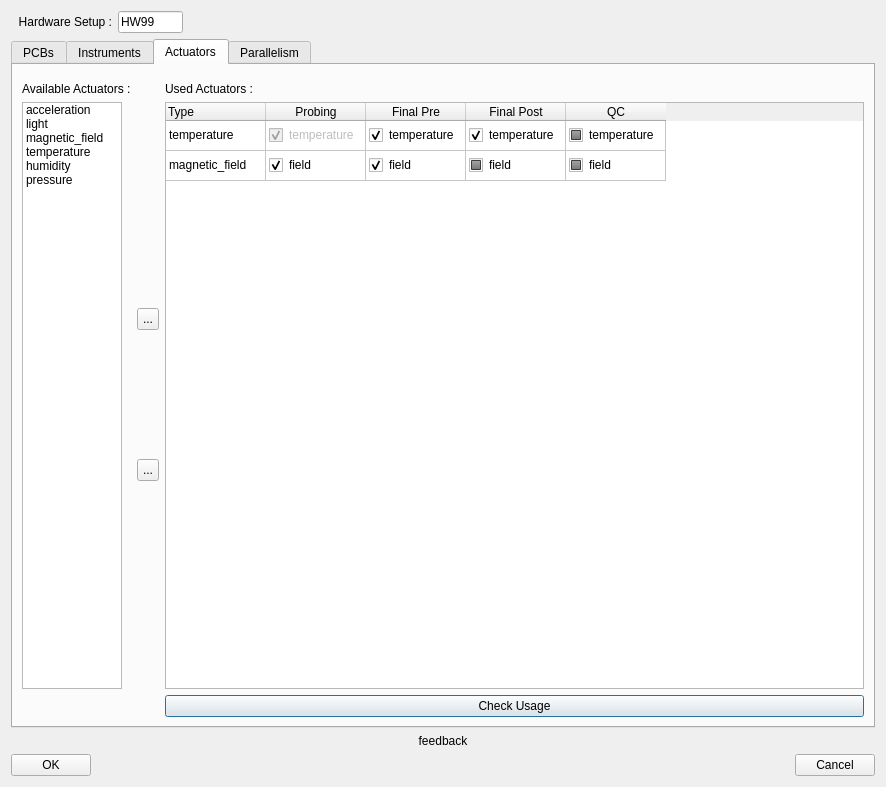
Before: the Qt Designer form src/ATE/org/actions_on/hardwaresetup/HardwareWizard.ui in goanpeca/ATE.org, drawn with Qt 5.
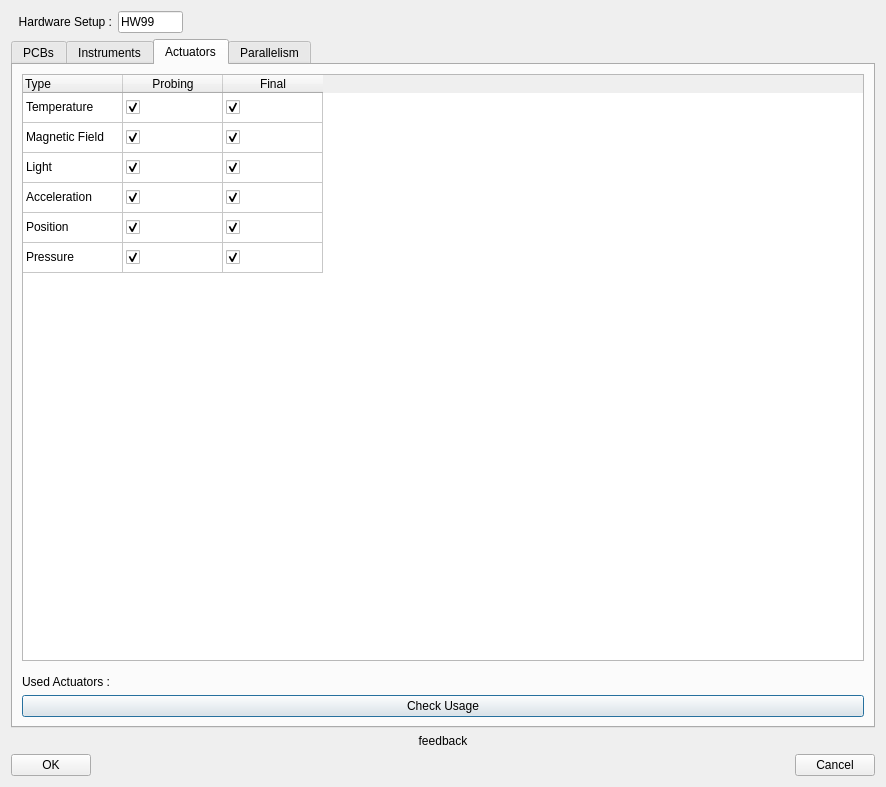
After: the same form once the commit is applied. The open tabs and pages were chosen to show the change.

Patch:
```diff
--- a/src/ATE/org/actions_on/hardwaresetup/HardwareWizard.ui
+++ b/src/ATE/org/actions_on/hardwaresetup/HardwareWizard.ui
@@ -1580,315 +1580,22 @@
         <layout class="QGridLayout" name="gridLayout_6">
          <item row="0" column="0">
           <layout class="QHBoxLayout" name="horizontalLayout_4">
-           <item>
-            <layout class="QVBoxLayout" name="availableActuatorsLayout">
-             <item>
-              <widget class="QLabel" name="availableEquipmentLabel">
-               <property name="sizePolicy">
-                <sizepolicy hsizetype="Fixed" vsizetype="Fixed">
-                 <horstretch>0</horstretch>
-                 <verstretch>0</verstretch>
-                </sizepolicy>
-               </property>
-               <property name="minimumSize">
-                <size>
-                 <width>0</width>
-                 <height>22</height>
-                </size>
-               </property>
-               <property name="maximumSize">
-                <size>
-                 <width>16777215</width>
-                 <height>22</height>
-                </size>
-               </property>
-               <property name="text">
-                <string>Available Actuators :</string>
-               </property>
-               <property name="alignment">
-                <set>Qt::AlignBottom|Qt::AlignLeading|Qt::AlignLeft</set>
-               </property>
-              </widget>
-             </item>
-             <item>
-              <widget class="QListWidget" name="availableActuators">
-               <property name="sizePolicy">
-                <sizepolicy hsizetype="Fixed" vsizetype="Expanding">
-                 <horstretch>0</horstretch>
-                 <verstretch>0</verstretch>
-                </sizepolicy>
-               </property>
-               <property name="minimumSize">
-                <size>
-                 <width>100</width>
-                 <height>85</height>
-                </size>
-               </property>
-               <property name="maximumSize">
-                <size>
-                 <width>100</width>
-                 <height>16777215</height>
-                </size>
-               </property>
-               <property name="editTriggers">
-                <set>QAbstractItemView::SelectedClicked</set>
-               </property>
-               <property name="showDropIndicator" stdset="0">
-                <bool>false</bool>
-               </property>
-               <property name="selectionMode">
-                <enum>QAbstractItemView::ExtendedSelection</enum>
-               </property>
-               <item>
-                <property name="text">
-                 <string>acceleration</string>
-                </property>
-               </item>
-               <item>
-                <property name="text">
-                 <string>light</string>
-                </property>
-               </item>
-               <item>
-                <property name="text">
-                 <string>magnetic_field</string>
-                </property>
-               </item>
-               <item>
-                <property name="text">
-                 <string>temperature</string>
-                </property>
-               </item>
-               <item>
-                <property name="text">
-                 <string>humidity</string>
-                </property>
-               </item>
-               <item>
-                <property name="text">
-                 <string>pressure</string>
-                </property>
-               </item>
-              </widget>
-             </item>
-             <item>
-              <widget class="QLabel" name="label_22">
-               <property name="sizePolicy">
-                <sizepolicy hsizetype="Fixed" vsizetype="Fixed">
-                 <horstretch>0</horstretch>
-                 <verstretch>0</verstretch>
-                </sizepolicy>
-               </property>
-               <property name="minimumSize">
-                <size>
-                 <width>100</width>
-                 <height>22</height>
-                </size>
-               </property>
-               <property name="maximumSize">
-                <size>
-                 <width>100</width>
-                 <height>22</height>
-                </size>
-               </property>
-               <property name="text">
-                <string/>
-               </property>
-              </widget>
-             </item>
-            </layout>
-           </item>
-           <item>
-            <layout class="QVBoxLayout" name="actuatorButtonsLayout">
-             <item>
-              <widget class="QLabel" name="label_13">
-               <property name="sizePolicy">
-                <sizepolicy hsizetype="Fixed" vsizetype="Fixed">
-                 <horstretch>0</horstretch>
-                 <verstretch>0</verstretch>
-                </sizepolicy>
-               </property>
-               <property name="minimumSize">
-                <size>
-                 <width>22</width>
-                 <height>22</height>
-                </size>
-               </property>
-               <property name="maximumSize">
-                <size>
-                 <width>22</width>
-                 <height>22</height>
-                </size>
-               </property>
-               <property name="text">
-                <string/>
-               </property>
-              </widget>
-             </item>
-             <item>
-              <spacer name="verticalSpacer_13">
-               <property name="orientation">
-                <enum>Qt::Vertical</enum>
-               </property>
-               <property name="sizeType">
-                <enum>QSizePolicy::Minimum</enum>
-               </property>
-               <property name="sizeHint" stdset="0">
-                <size>
-                 <width>20</width>
-                 <height>40</height>
-                </size>
-               </property>
-              </spacer>
-             </item>
-             <item>
-              <widget class="QToolButton" name="addActuator">
-               <property name="minimumSize">
-                <size>
-                 <width>22</width>
-                 <height>22</height>
-                </size>
-               </property>
-               <property name="maximumSize">
-                <size>
-                 <width>22</width>
-                 <height>22</height>
-                </size>
-               </property>
-               <property name="text">
-                <string>...</string>
-               </property>
-               <property name="checkable">
-                <bool>false</bool>
-               </property>
-              </widget>
-             </item>
-             <item>
-              <spacer name="verticalSpacer_14">
-               <property name="orientation">
-                <enum>Qt::Vertical</enum>
-               </property>
-               <property name="sizeType">
-                <enum>QSizePolicy::Minimum</enum>
-               </property>
-               <property name="sizeHint" stdset="0">
-                <size>
-                 <width>20</width>
-                 <height>40</height>
-                </size>
-               </property>
-              </spacer>
-             </item>
-             <item>
-              <widget class="QToolButton" name="removeActuator">
-               <property name="minimumSize">
-                <size>
-                 <width>22</width>
-                 <height>22</height>
-                </size>
-               </property>
-               <property name="maximumSize">
-                <size>
-                 <width>22</width>
-                 <height>22</height>
-                </size>
-               </property>
-               <property name="text">
-                <string>...</string>
-               </property>
-               <property name="checkable">
-                <bool>false</bool>
-               </property>
-              </widget>
-             </item>
-             <item>
-              <spacer name="verticalSpacer_15">
-               <property name="orientation">
-                <enum>Qt::Vertical</enum>
-               </property>
-               <property name="sizeType">
-                <enum>QSizePolicy::Minimum</enum>
-               </property>
-               <property name="sizeHint" stdset="0">
-                <size>
-                 <width>20</width>
-                 <height>40</height>
-                </size>
-               </property>
-              </spacer>
-             </item>
-             <item>
-              <widget class="QLabel" name="label_14">
-               <property name="sizePolicy">
-                <sizepolicy hsizetype="Fixed" vsizetype="Fixed">
-                 <horstretch>0</horstretch>
-                 <verstretch>0</verstretch>
-                </sizepolicy>
-               </property>
-               <property name="minimumSize">
-                <size>
-                 <width>22</width>
-                 <height>22</height>
-                </size>
-               </property>
-               <property name="maximumSize">
-                <size>
-                 <width>22</width>
-                 <height>22</height>
-                </size>
-               </property>
-               <property name="text">
-                <string/>
-               </property>
-              </widget>
-             </item>
-            </layout>
-           </item>
            <item>
             <layout class="QVBoxLayout" name="usedActuatorsLayout">
-             <item>
-              <widget class="QLabel" name="usedEquipmentLabel">
-               <property name="sizePolicy">
-                <sizepolicy hsizetype="Expanding" vsizetype="Fixed">
-                 <horstretch>0</horstretch>
-                 <verstretch>0</verstretch>
-                </sizepolicy>
-               </property>
-               <property name="minimumSize">
-                <size>
-                 <width>0</width>
-                 <height>22</height>
-                </size>
-               </property>
-               <property name="maximumSize">
-                <size>
-                 <width>16777215</width>
-                 <height>22</height>
-                </size>
-               </property>
-               <property name="text">
-                <string>Used Actuators :</string>
-               </property>
-               <property name="alignment">
-                <set>Qt::AlignBottom|Qt::AlignLeading|Qt::AlignLeft</set>
-               </property>
-              </widget>
-             </item>
              <item>
               <widget class="QTableWidget" name="usedActuators">
+               <property name="rowCount">
+                <number>6</number>
+               </property>
                <attribute name="verticalHeaderVisible">
                 <bool>false</bool>
                </attribute>
-               <row>
-                <property name="text">
-                 <string>1</string>
-                </property>
-               </row>
-               <row>
-                <property name="text">
-                 <string>2</string>
-                </property>
-               </row>
+               <row/>
+               <row/>
+               <row/>
+               <row/>
+               <row/>
+               <row/>
                <column>
                 <property name="text">
                  <string>Type</string>
@@ -1913,7 +1620,7 @@
                </column>
                <column>
                 <property name="text">
-                 <string>Final Pre</string>
+                 <string>Final</string>
                 </property>
                 <property name="toolTip">
                  <string>in Final Test (Pre-Singulation)</string>
@@ -1922,126 +1629,217 @@
                  <set>AlignCenter</set>
                 </property>
                </column>
-               <column>
-                <property name="text">
-                 <string>Final Post</string>
-                </property>
-                <property name="toolTip">
-                 <string>in Final Test (Post-Singulation)</string>
-                </property>
-                <property name="textAlignment">
-                 <set>AlignCenter</set>
-                </property>
-               </column>
-               <column>
-                <property name="text">
-                 <string>QC</string>
-                </property>
-                <property name="toolTip">
-                 <string>in Quality Check</string>
-                </property>
-                <property name="textAlignment">
-                 <set>AlignCenter</set>
-                </property>
-               </column>
                <item row="0" column="0">
                 <property name="text">
-                 <string>temperature</string>
+                 <string>Temperature</string>
+                </property>
+                <property name="flags">
+                 <set>ItemIsEnabled</set>
                 </property>
                </item>
                <item row="0" column="1">
                 <property name="text">
-                 <string>temperature</string>
+                 <string/>
+                </property>
+                <property name="textAlignment">
+                 <set>AlignLeading|AlignVCenter</set>
                 </property>
                 <property name="checkState">
                  <enum>Checked</enum>
                 </property>
                 <property name="flags">
-                 <set>ItemIsDragEnabled|ItemIsUserCheckable</set>
+                 <set>ItemIsUserCheckable|ItemIsEnabled</set>
                 </property>
                </item>
                <item row="0" column="2">
                 <property name="text">
-                 <string>temperature</string>
+                 <string/>
                 </property>
                 <property name="checkState">
                  <enum>Checked</enum>
                 </property>
                 <property name="flags">
-                 <set>ItemIsSelectable|ItemIsEditable|ItemIsUserCheckable|ItemIsEnabled</set>
-                </property>
-               </item>
-               <item row="0" column="3">
-                <property name="text">
-                 <string>temperature</string>
-                </property>
-                <property name="checkState">
-                 <enum>Checked</enum>
-                </property>
-                <property name="flags">
-                 <set>ItemIsSelectable|ItemIsEditable|ItemIsUserCheckable|ItemIsEnabled</set>
-                </property>
-               </item>
-               <item row="0" column="4">
-                <property name="text">
-                 <string>temperature</string>
-                </property>
-                <property name="checkState">
-                 <enum>PartiallyChecked</enum>
-                </property>
-                <property name="flags">
-                 <set>ItemIsSelectable|ItemIsEditable|ItemIsUserCheckable|ItemIsEnabled</set>
+                 <set>ItemIsUserCheckable|ItemIsEnabled</set>
                 </property>
                </item>
                <item row="1" column="0">
                 <property name="text">
-                 <string>magnetic_field</string>
+                 <string>Magnetic Field</string>
+                </property>
+                <property name="flags">
+                 <set>ItemIsEnabled</set>
                 </property>
                </item>
                <item row="1" column="1">
                 <property name="text">
-                 <string>field</string>
+                 <string/>
                 </property>
                 <property name="checkState">
                  <enum>Checked</enum>
                 </property>
                 <property name="flags">
-                 <set>ItemIsEditable|ItemIsDragEnabled|ItemIsUserCheckable|ItemIsEnabled</set>
+                 <set>ItemIsUserCheckable|ItemIsEnabled</set>
                 </property>
                </item>
                <item row="1" column="2">
                 <property name="text">
-                 <string>field</string>
+                 <string/>
                 </property>
                 <property name="checkState">
                  <enum>Checked</enum>
                 </property>
                 <property name="flags">
-                 <set>ItemIsSelectable|ItemIsEditable|ItemIsUserCheckable|ItemIsEnabled</set>
+                 <set>ItemIsUserCheckable|ItemIsEnabled</set>
                 </property>
                </item>
-               <item row="1" column="3">
+               <item row="2" column="0">
                 <property name="text">
-                 <string>field</string>
+                 <string>Light</string>
                 </property>
+                <property name="flags">
+                 <set>ItemIsEnabled</set>
+                </property>
+               </item>
+               <item row="2" column="1">
+                <property name="text">
+                 <string/>
+                </property>
                 <property name="checkState">
-                 <enum>PartiallyChecked</enum>
+                 <enum>Checked</enum>
                 </property>
                 <property name="flags">
-                 <set>ItemIsSelectable|ItemIsEditable|ItemIsUserCheckable|ItemIsEnabled</set>
+                 <set>ItemIsUserCheckable|ItemIsEnabled</set>
                 </property>
                </item>
-               <item row="1" column="4">
+               <item row="2" column="2">
                 <property name="text">
-                 <string>field</string>
+                 <string/>
                 </property>
                 <property name="checkState">
-                 <enum>PartiallyChecked</enum>
+                 <enum>Checked</enum>
                 </property>
                 <property name="flags">
-                 <set>ItemIsSelectable|ItemIsEditable|ItemIsUserCheckable|ItemIsEnabled</set>
+                 <set>ItemIsUserCheckable|ItemIsEnabled</set>
                 </property>
                </item>
+               <item row="3" column="0">
+                <property name="text">
+                 <string>Acceleration</string>
+                </property>
+                <property name="flags">
+                 <set>ItemIsEnabled</set>
+                </property>
+               </item>
+               <item row="3" column="1">
+                <property name="text">
+                 <string/>
+                </property>
+                <property name="checkState">
+                 <enum>Checked</enum>
+                </property>
+                <property name="flags">
+                 <set>ItemIsUserCheckable|ItemIsEnabled</set>
+                </property>
+               </item>
+               <item row="3" column="2">
+                <property name="text">
+                 <string/>
+                </property>
+                <property name="checkState">
+                 <enum>Checked</enum>
+                </property>
+                <property name="flags">
+                 <set>ItemIsUserCheckable|ItemIsEnabled</set>
+                </property>
+               </item>
+               <item row="4" column="0">
+                <property name="text">
+                 <string>Position</string>
+                </property>
+                <property name="flags">
+                 <set>ItemIsEnabled</set>
+                </property>
+               </item>
+               <item row="4" column="1">
+                <property name="text">
+                 <string/>
+                </property>
+                <property name="checkState">
+                 <enum>Checked</enum>
+                </property>
+                <property name="flags">
+                 <set>ItemIsUserCheckable|ItemIsEnabled</set>
+                </property>
+               </item>
+               <item row="4" column="2">
+                <property name="text">
+                 <string/>
+                </property>
+                <property name="checkState">
+                 <enum>Checked</enum>
+                </property>
+                <property name="flags">
+                 <set>ItemIsUserCheckable|ItemIsEnabled</set>
+                </property>
+               </item>
+               <item row="5" column="0">
+                <property name="text">
+                 <string>Pressure</string>
+                </property>
+                <property name="flags">
+                 <set>ItemIsEnabled</set>
+                </property>
+               </item>
+               <item row="5" column="1">
+                <property name="text">
+                 <string/>
+                </property>
+                <property name="checkState">
+                 <enum>Checked</enum>
+                </property>
+                <property name="flags">
+                 <set>ItemIsUserCheckable|ItemIsEnabled</set>
+                </property>
+               </item>
+               <item row="5" column="2">
+                <property name="text">
+                 <string/>
+                </property>
+                <property name="checkState">
+                 <enum>Checked</enum>
+                </property>
+                <property name="flags">
+                 <set>ItemIsUserCheckable|ItemIsEnabled</set>
+                </property>
+               </item>
+              </widget>
+             </item>
+             <item>
+              <widget class="QLabel" name="usedEquipmentLabel">
+               <property name="sizePolicy">
+                <sizepolicy hsizetype="Expanding" vsizetype="Fixed">
+                 <horstretch>0</horstretch>
+                 <verstretch>0</verstretch>
+                </sizepolicy>
+               </property>
+               <property name="minimumSize">
+                <size>
+                 <width>0</width>
+                 <height>22</height>
+                </size>
+               </property>
+               <property name="maximumSize">
+                <size>
+                 <width>16777215</width>
+                 <height>22</height>
+                </size>
+               </property>
+               <property name="text">
+                <string>Used Actuators :</string>
+               </property>
+               <property name="alignment">
+                <set>Qt::AlignBottom|Qt::AlignLeading|Qt::AlignLeft</set>
+               </property>
               </widget>
              </item>
              <item>
```
Left out of the diff: 144 changed lines with no effect on the pictures.
